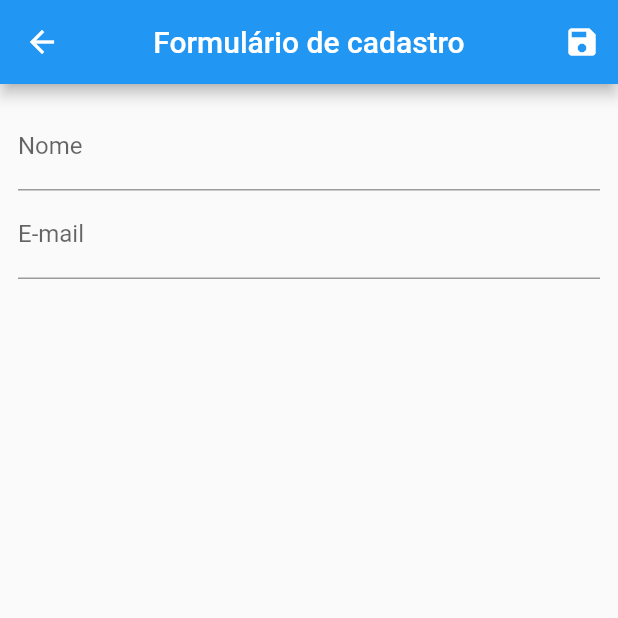
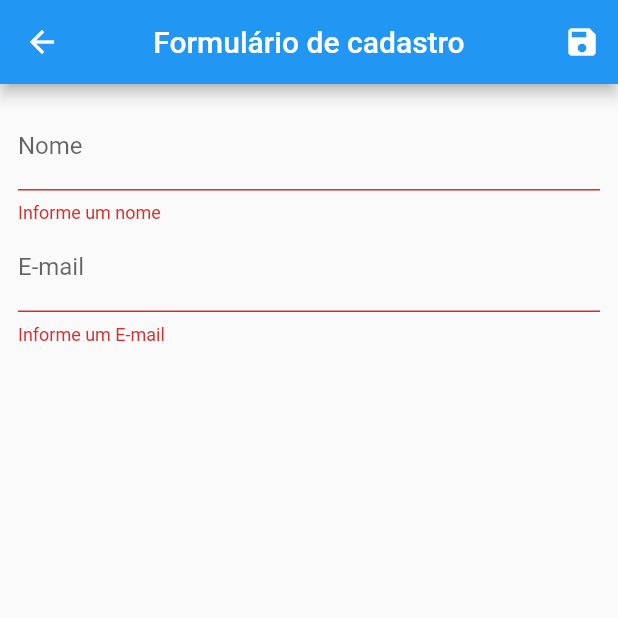
Before and after one commit to luispimenta95/sistematizacao, a Flutter app: the UserForm screen opened by its route, after a tap on the "save" icon, on a phone screen of 412 x 824 dp, the top half of it. Run offline on Flutter 3.47's test engine with Material 2 defaults, Android fonts, the phone set to English and light mode, and no system bars; statements that could not run were skipped.

Commit message:
registrando com sucesso

```diff
--- a/lib/views/usuarios/user_form.dart
+++ b/lib/views/usuarios/user_form.dart
@@ -1,10 +1,14 @@
 //branch de dev
-import 'package:flutter/cupertino.dart';
 import 'package:flutter/material.dart';
+import 'package:provider/provider.dart';
+import 'package:sistematizacao/models/user.dart';
+import 'package:sistematizacao/providers/user.dart';
 
 class UserForm extends StatelessWidget{
   final myForm = GlobalKey<FormState>();
-  final Map<String,String> dados ={};
+  final controller1 = TextEditingController();
+  final controller2 = TextEditingController();
+  final controller3 = TextEditingController();
   @override
   Widget build(BuildContext context) {
     return Scaffold(
@@ -14,6 +18,17 @@ class UserForm extends StatelessWidget{
         actions:<Widget> [
           IconButton(
               onPressed:(){
+                bool isValid = myForm.currentState!.validate();
+                if(isValid){
+                  myForm.currentState!.save();
+                  Provider.of<UserProvider>(context, listen: false).put(
+                    User(
+                        '',controller1.text, controller2.text, ''
+                    ),
+
+                  );
+                  Navigator.of(context).pop();
+                }
 
               } ,
               icon: Icon(Icons.save))
@@ -27,10 +42,35 @@ class UserForm extends StatelessWidget{
            children:<Widget> [
              TextFormField(
                decoration: InputDecoration(labelText: 'Nome'),
+               controller: controller1,
+               validator: (value) {
+                 if (value == null || value.isEmpty) {
+                   return 'Informe um nome';
+                 }
+                 if (value.length < 6) {
+                   return "O nome deve conter ao menos 6 letras";
+                 }
+                 return null;
+               },
 
              ),
              TextFormField(
                decoration: InputDecoration(labelText: 'E-mail'),
+               validator: (value) {
+                 if (value == null || value.isEmpty) {
+                   return 'Informe um E-mail';
+                 }
+                 bool emailValid = RegExp(
+                     r"^[a-zA-Z0-9.a-zA-Z0-9.!#$%&'*+-/=?^_`{|}~]+@[a-zA-Z0-9]+\.[a-zA-Z]+")
+                     .hasMatch(value);
+
+                 if (!emailValid) {
+                   return 'Informe um E-mail válido';
+                 }
+                 return null;
+               },
+               controller: controller2,
+
 
              ),
 
```
